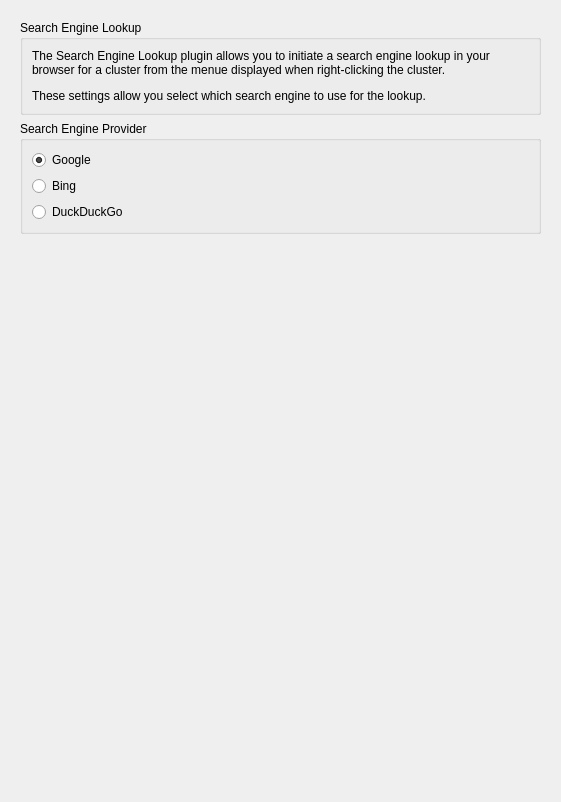
ruuda/picard-plugins, file plugins/search_engine_lookup/options_search_engine_lookup.ui: the form before one commit.
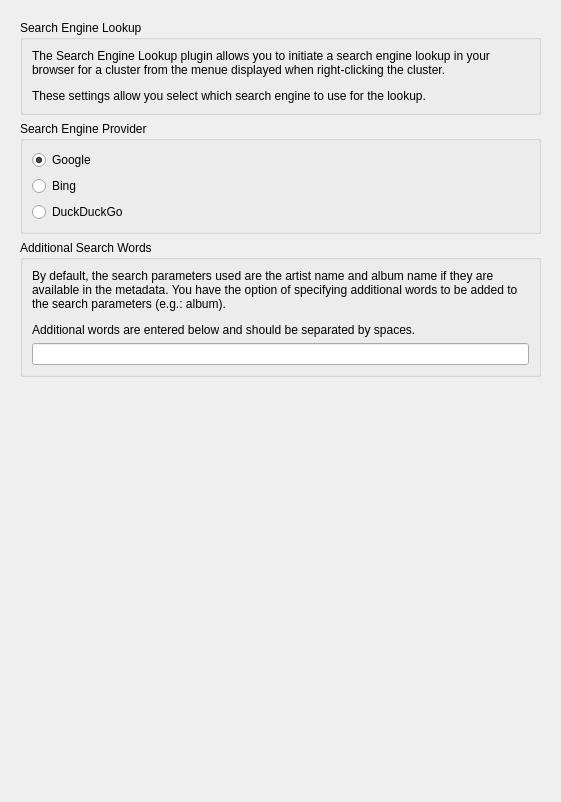
The form after the commit.

Commit message: Add popup on error and additional settings.  Initial release version.

Patch:
```diff
--- a/plugins/search_engine_lookup/options_search_engine_lookup.ui
+++ b/plugins/search_engine_lookup/options_search_engine_lookup.ui
@@ -102,6 +102,34 @@
          </layout>
         </widget>
        </item>
+       <item>
+        <widget class="QGroupBox" name="groupBox">
+         <property name="minimumSize">
+          <size>
+           <width>0</width>
+           <height>0</height>
+          </size>
+         </property>
+         <property name="title">
+          <string>Additional Search Words</string>
+         </property>
+         <layout class="QVBoxLayout" name="verticalLayout_5">
+          <item>
+           <widget class="QLabel" name="label">
+            <property name="text">
+             <string>&lt;html&gt;&lt;head/&gt;&lt;body&gt;&lt;p&gt;By default, the search parameters used are the artist name and album name if they are available in the metadata. You have the option of specifying additional words to be added to the search parameters (e.g.: album).&lt;/p&gt;&lt;p&gt;Additional words are entered below and should be separated by spaces.&lt;/p&gt;&lt;/body&gt;&lt;/html&gt;</string>
+            </property>
+            <property name="wordWrap">
+             <bool>true</bool>
+            </property>
+           </widget>
+          </item>
+          <item>
+           <widget class="QLineEdit" name="le_additional_words"/>
+          </item>
+         </layout>
+        </widget>
+       </item>
        <item>
         <spacer name="verticalSpacer">
          <property name="orientation">
```
The commit also changes 5 other files.
